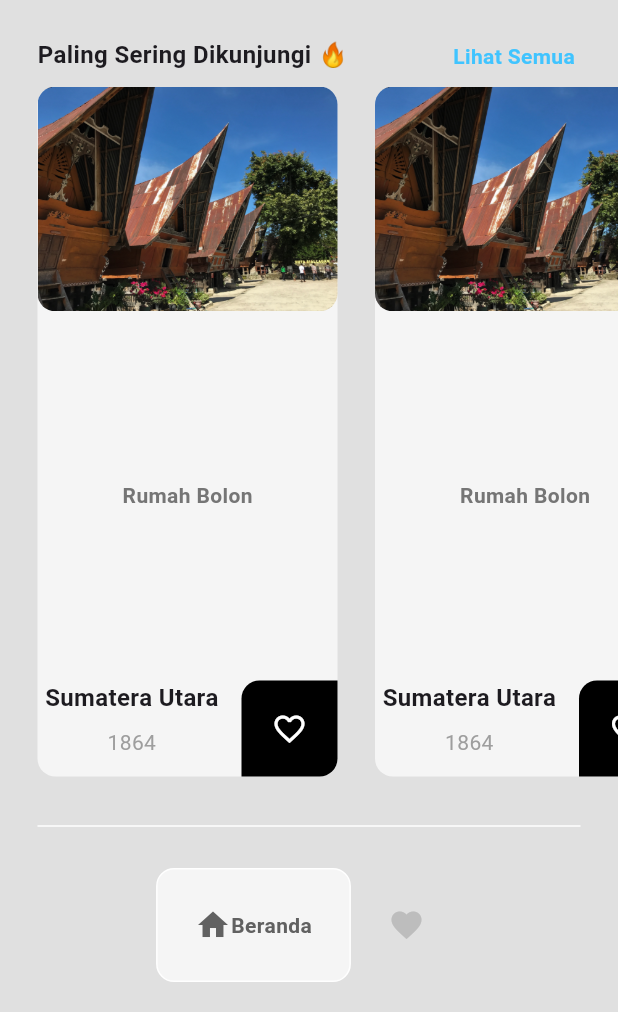
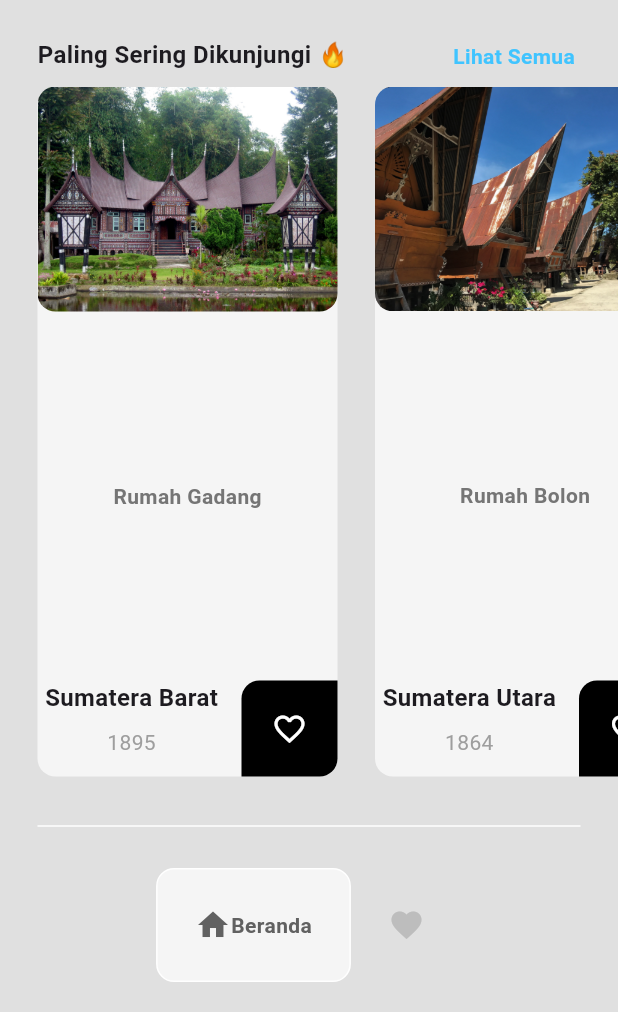
Before and after one commit to AloysiusMichael/ProjectPab_Rumah_Adat, a Flutter app: the HomePage screen opened directly, on a phone screen of 412 x 824 dp, the part 224-1236 px from its top. Run offline on Flutter 3.47's test engine with Material 3 defaults, Android fonts, the phone set to English and light mode, and no system bars; drawn by our look-alikes of google_nav_bar; our stand-ins replace shared_preferences; missing offline and left inert: encrypt; accounts and stored records are empty.

Commit message:
Tambah data, favorit menu, add&delete favorit

```diff
--- a/prj_rumah_adat/lib/components/drawer.dart
+++ b/prj_rumah_adat/lib/components/drawer.dart
@@ -35,7 +35,7 @@ class DrawerMenu extends StatelessWidget {
                   onTap: () => Navigator.push(
                       context,
                       MaterialPageRoute(
-                        builder: (context) => ProfilePage(),
+                        builder: (context) => const ProfilePage(),
                       )),
                   child: ListTile(
                     leading: Icon(
--- a/prj_rumah_adat/lib/components/rumah_tile.dart
+++ b/prj_rumah_adat/lib/components/rumah_tile.dart
@@ -5,7 +5,8 @@ import 'package:rumah_adat/models/rumah.dart';
 
 class RumahTile extends StatelessWidget {
   Rumah rumah;
-  RumahTile({super.key, required this.rumah});
+  void Function()? onTap;
+  RumahTile({super.key, required this.rumah, required this.onTap});
 
   @override
   Widget build(BuildContext context) {
@@ -59,7 +60,9 @@ class RumahTile extends StatelessWidget {
                 ),
 
                 // Button
-                Container(
+                GestureDetector(
+                  onTap: onTap,
+                  child: Container(
                       padding: const EdgeInsets.all(20),
                       decoration: const BoxDecoration(
                           color: Colors.black,
@@ -69,7 +72,8 @@ class RumahTile extends StatelessWidget {
                       child: const Icon(
                         Icons.favorite_border,
                         color: Colors.white,
-                    ))
+                      )),
+                )
               ],
             ),
           )
--- a/prj_rumah_adat/lib/models/favorit.dart
+++ b/prj_rumah_adat/lib/models/favorit.dart
@@ -1,7 +1,67 @@
-class Favorit {
+import 'package:flutter/material.dart';
+import 'package:provider/provider.dart';
+import 'package:rumah_adat/models/rumah.dart';
+
+class Favorit extends ChangeNotifier {
   // List Rumah adat Favorit
+  List<Rumah> rumahAdat = [
+    Rumah(
+        nama: "Rumah Gadang",
+        asal: "Sumatera Barat",
+        deskripsi:
+            "Rumah Gadang menjadi hunian paling populer di Minangkabau, Sumatera Barat. ",
+        imagePath: 'images/rmh_gadang.jpg',
+        dibangun: '1895'),
+    Rumah(
+        nama: "Rumah Bolon",
+        asal: "Sumatera Utara",
+        deskripsi:
+            "Rumah adat Bolon terdiri dari beberapa jenis rumah adat, seperti rumah Bolon Simalungun, Bolon Karo, Bolon Pakpak, Bolon Angkota, dan lain sebagainya. Secara umum Bolon berkonsep rumah panggung dengan tiang penyangga setinggi 1,75 m. ",
+        imagePath: 'images/rmh_bolon.jpg',
+        dibangun: '1864'),
+    Rumah(
+        nama: "Rumah Joglo",
+        asal: "Jawa Tengah",
+        deskripsi:
+            "rumah Joglo dibangun dengan bentuk atap meruncing seperti gunung. Hal ini dipercaya sebagai lambang penghormatan masyarakat Jawa pada gunung. Di mana mereka menganggap gunung sebagai tempat yang sakral, sebab percaya, di sanalah para dewa tinggal.  ",
+        imagePath: 'images/rmh_joglo.jpg',
+        dibangun: '1835'),
+    Rumah(
+        nama: "Rumah Limas",
+        asal: "Sumatera Selatan",
+        deskripsi:
+            "Rumah Limas merupakan rumah panggung, untuk tempat tinggal para bangasawan. Rumah Limas berjenjang lima dengan bermakna Lima Emas, yaitu keagungan, rukun dan damai, sopan santun, aman dan subur, kemudian makmur dan sejahtera.   ",
+        imagePath: 'images/rmh_limas.jpg',
+        dibangun: '1830'),
+    Rumah(
+        nama: "Rumah Mbaru Niang",
+        asal: "Nusa Tenggara Timur",
+        deskripsi:
+            "Rumah adat Mbaru Niang memiliki ciri yaitu pada bagian atap, bentuknya menyerupai kerucut menjulang tinggi dari atas hingga permukaan tanah. Kerucut memiliki arti yaitu perlindungan dan persatuan masyarakat desa Wae Rebo.    ",
+        imagePath: 'images/rmh_mbaruniang.jpg',
+        dibangun: '1800-an'),
+  ];
+
+  // state awal
+  List<Rumah> userRumah = [];
+
+  List<Rumah> getRumahAdat() {
+    return rumahAdat;
+  }
+
+  List<Rumah> getUserRumah() {
+    return userRumah;
+  }
 
   // add rumah ke fav
+  void addItemToFavorit(Rumah rumah) {
+    userRumah.add(rumah);
+    notifyListeners();
+  }
 
   // remove rumah dari fav
+  void removeItemFromFavorit(Rumah rumah) {
+    userRumah.remove(rumah);
+    notifyListeners();
+  }
 }
--- a/prj_rumah_adat/lib/pages/beranda_page.dart
+++ b/prj_rumah_adat/lib/pages/beranda_page.dart
@@ -1,4 +1,6 @@
 import 'package:flutter/material.dart';
+import 'package:provider/provider.dart';
+import 'package:rumah_adat/models/favorit.dart';
 import 'package:rumah_adat/models/rumah.dart';
 import '../components/rumah_tile.dart';
 
@@ -10,16 +12,30 @@ class Beranda extends StatefulWidget {
 }
 
 class _BerandaState extends State<Beranda> {
+  // add Rumah ke Favorit
+  void addRumahToFavorit(Rumah rumah) {
+    Provider.of<Favorit>(context, listen: false).addItemToFavorit(rumah);
+
+    // alert the user, successfully added to the favorite
+    showDialog(
+        context: context,
+        builder: (context) => AlertDialog(
+              title: Text("Berhasil Ditambahkan ke Favorit"),
+            ));
+  }
+
   @override
   Widget build(BuildContext context) {
-    return Column(
+    return Consumer<Favorit>(
+        builder: (context, value, child) => Column(
               children: [
                 // Searvh nar
                 Container(
                   padding: const EdgeInsets.all(12),
                   margin: const EdgeInsets.symmetric(horizontal: 25),
                   decoration: BoxDecoration(
-              color: Colors.grey[200], borderRadius: BorderRadius.circular(8)),
+                      color: Colors.grey[200],
+                      borderRadius: BorderRadius.circular(8)),
                   child: Row(
                       mainAxisAlignment: MainAxisAlignment.spaceBetween,
                       children: const [
@@ -36,8 +52,8 @@ class _BerandaState extends State<Beranda> {
                   padding: const EdgeInsets.symmetric(vertical: 25),
                   child: Text(
                     'RUMAH ADAT NUSANTARA',
-            style:
-                TextStyle(fontWeight: FontWeight.bold, color: Colors.grey[600]),
+                    style: TextStyle(
+                        fontWeight: FontWeight.bold, color: Colors.grey[600]),
                   ),
                 ),
 
@@ -50,12 +66,14 @@ class _BerandaState extends State<Beranda> {
                     children: const [
                       Text(
                         'Paling Sering Dikunjungi 🔥 ',
-                style: TextStyle(fontWeight: FontWeight.bold, fontSize: 16),
+                        style: TextStyle(
+                            fontWeight: FontWeight.bold, fontSize: 16),
                       ),
                       Text(
                         'Lihat Semua ',
                         style: TextStyle(
-                    fontWeight: FontWeight.bold, color: Colors.lightBlueAccent),
+                            fontWeight: FontWeight.bold,
+                            color: Colors.lightBlueAccent),
                       )
                     ],
                   ),
@@ -69,16 +87,12 @@ class _BerandaState extends State<Beranda> {
                         itemCount: 6,
                         scrollDirection: Axis.horizontal,
                         itemBuilder: (context, index) {
-                  // create rumah adat
-                  Rumah rumah = Rumah(
-                      nama: 'Rumah Bolon',
-                      asal: 'Sumatera Utara',
-                      deskripsi:
-                          'Rumah adat Bolon terdiri dari beberapa jenis rumah adat, seperti rumah Bolon Simalungun, Bolon Karo, Bolon Pakpak, Bolon Angkota, dan lain sebagainya. Secara umum Bolon berkonsep rumah panggung dengan tiang penyangga setinggi 1,75 m. ',
-                      imagePath: 'images/rmh_bolon.jpg',
-                      dibangun: '1864');
+                          // get rumah adat
+                          Rumah rumah = value.getRumahAdat()[index];
+                          // return rumah
                           return RumahTile(
                             rumah: rumah,
+                            onTap: () => addRumahToFavorit(rumah),
                           );
                         })),
 
@@ -89,6 +103,6 @@ class _BerandaState extends State<Beranda> {
                   ),
                 ),
               ],
-    );
+            ));
   }
 }
--- a/prj_rumah_adat/lib/pages/profile_page.dart
+++ b/prj_rumah_adat/lib/pages/profile_page.dart
@@ -1,6 +1,6 @@
 import 'package:flutter/material.dart';
 import 'package:rumah_adat/components/drawer.dart';
-import 'package:rumah_adat/pages/intro_page.dart';
+
 import 'package:shared_preferences/shared_preferences.dart';
 import 'package:encrypt/encrypt.dart' as encrypt;
 
--- a/prj_rumah_adat/pubspec.yaml
+++ b/prj_rumah_adat/pubspec.yaml
@@ -30,13 +30,13 @@ environment:
 dependencies:
   flutter:
     sdk: flutter
-
+  shared_preferences: ^2.2.2
 
   # The following adds the Cupertino Icons font to your application.
   # Use with the CupertinoIcons class for iOS style icons.
   cupertino_icons: ^1.0.2
   google_nav_bar: ^5.0.6
-  shared_preferences: ^2.2.2
+  provider:
   encrypt: ^5.0.3
 
 dev_dependencies:
```
Also changed, not shown: prj_rumah_adat/lib/components/favorit_item.dart (added, +37 -0 lines), prj_rumah_adat/lib/main.dart (+8 -3 lines), prj_rumah_adat/lib/pages/favorit_page.dart (+31 -3 lines), prj_rumah_adat/pubspec.lock. Lines whose indentation alone changed are shown as unchanged.
